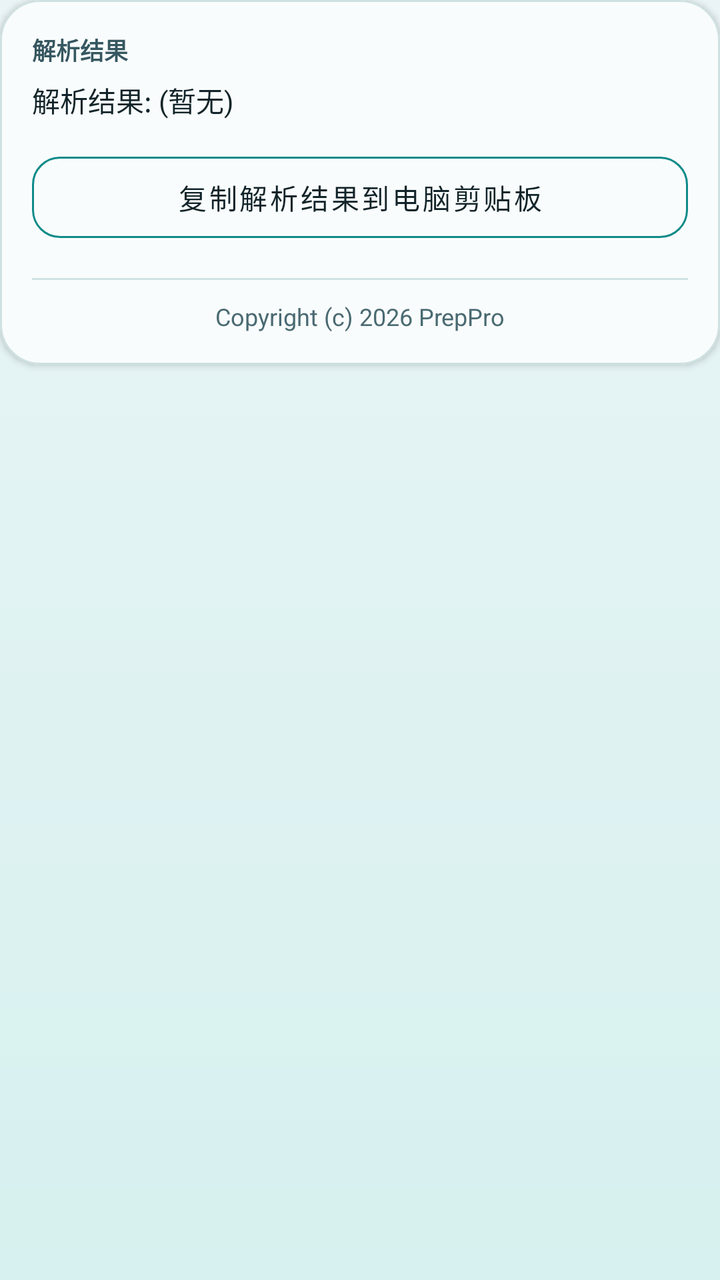
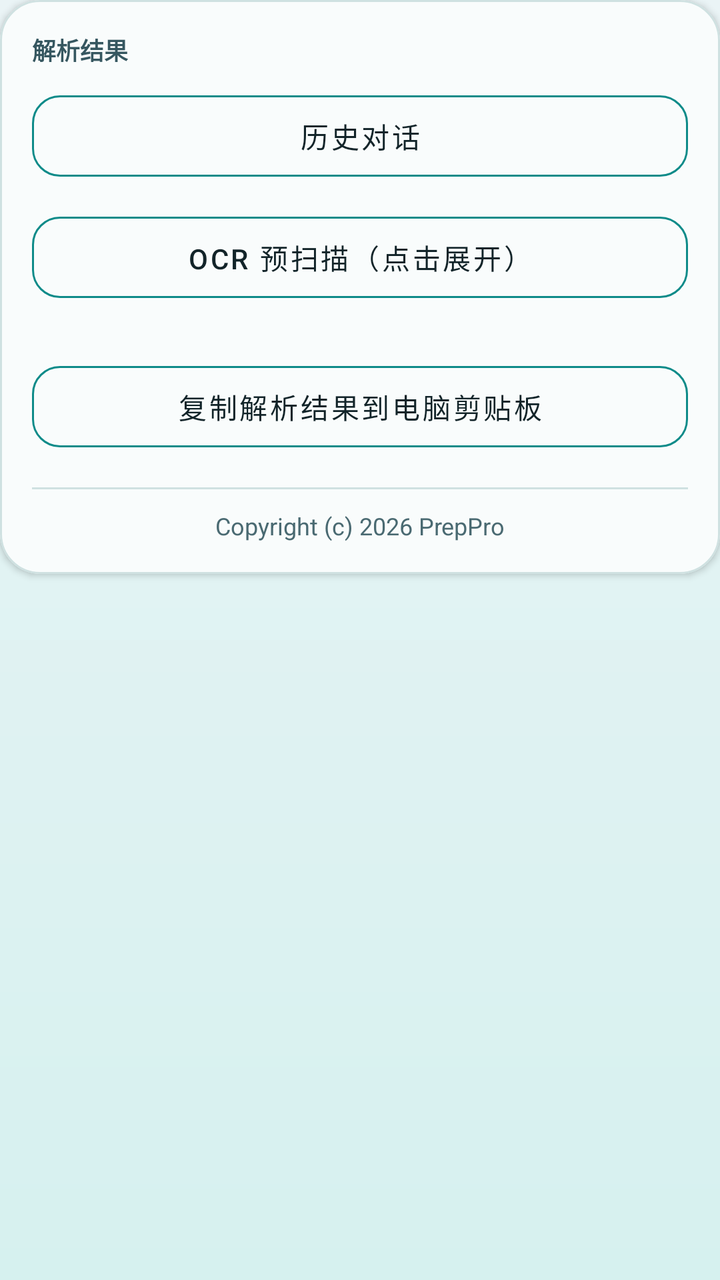

Compare the two renders of this Android layout. The source of the first and the diff that turns it into the second are given below.
<!-- AndroidManifest.xml: application theme Theme.PrepPro -->
<!-- res/layout/page_analysis.xml -->
<?xml version="1.0" encoding="utf-8"?>
<ScrollView xmlns:android="http://schemas.android.com/apk/res/android"
    xmlns:app="http://schemas.android.com/apk/res-auto"
    android:layout_width="match_parent"
    android:layout_height="match_parent"
    android:fillViewport="true">

    <LinearLayout
        android:layout_width="match_parent"
        android:layout_height="wrap_content"
        android:orientation="vertical"
        android:paddingBottom="12dp">

        <com.google.android.material.card.MaterialCardView
            android:layout_width="match_parent"
            android:layout_height="wrap_content"
            app:cardBackgroundColor="@color/surface_white"
            app:cardCornerRadius="20dp"
            app:cardElevation="2dp"
            app:strokeColor="@color/surface_stroke"
            app:strokeWidth="1dp">

            <LinearLayout
                android:layout_width="match_parent"
                android:layout_height="wrap_content"
                android:orientation="vertical"
                android:padding="16dp">

                <TextView
                    android:layout_width="match_parent"
                    android:layout_height="wrap_content"
                    android:text="解析结果"
                    android:textColor="@color/ink_700"
                    android:textSize="12sp"
                    android:textStyle="bold" />

                <TextView
                    android:id="@+id/textAnalysis"
                    android:layout_width="match_parent"
                    android:layout_height="wrap_content"
                    android:layout_marginTop="6dp"
                    android:text="解析结果: (暂无)"
                    android:textColor="@color/ink_900"
                    android:textSize="14sp" />

                <com.google.android.material.button.MaterialButton
                    android:id="@+id/buttonCopyAnalysisToPc"
                    style="@style/Widget.PrepPro.Button.Secondary"
                    android:layout_width="match_parent"
                    android:layout_height="wrap_content"
                    android:layout_marginTop="12dp"
                    android:text="复制解析结果到电脑剪贴板" />

                <View
                    android:layout_width="match_parent"
                    android:layout_height="1dp"
                    android:layout_marginTop="14dp"
                    android:background="@color/surface_stroke" />

                <TextView
                    android:layout_width="match_parent"
                    android:layout_height="wrap_content"
                    android:layout_marginTop="10dp"
                    android:gravity="center"
                        android:text="Copyright (c) 2026 PrepPro"
                    android:textColor="@color/ink_600"
                    android:textSize="12sp" />
            </LinearLayout>
        </com.google.android.material.card.MaterialCardView>

    </LinearLayout>

</ScrollView>
<!-- resources referenced by this layout -->
<resources>
  <color name="ink_600">#4A6A72</color>
  <color name="ink_700">#365760</color>
  <color name="ink_900">#122429</color>
  <color name="surface_stroke">#CFE1E1</color>
  <color name="surface_white">#F9FCFC</color>
  <style name="Widget.PrepPro.Button.Secondary" parent="Widget.MaterialComponents.Button.OutlinedButton">
          <item name="android:textAllCaps">false</item>
          <item name="cornerRadius">14dp</item>
          <item name="strokeColor">@color/accent_teal</item>
          <item name="android:textColor">@color/ink_900</item>
          <item name="android:paddingTop">10dp</item>
          <item name="android:paddingBottom">10dp</item>
      </style>
  <style name="Theme.PrepPro" parent="Theme.MaterialComponents.Light.NoActionBar">
          <item name="colorPrimary">@color/brand_cyan</item>
          <item name="colorPrimaryVariant">@color/brand_cyan_dark</item>
          <item name="colorSecondary">@color/accent_teal</item>
          <item name="android:statusBarColor">@color/background_top</item>
          <item name="android:windowBackground">@drawable/bg_app_gradient</item>
      </style>
  <color name="accent_teal">#0E8B89</color>
  <color name="brand_cyan">#0CA7A5</color>
  <color name="brand_cyan_dark">#087B79</color>
  <color name="background_top">#D6F1EF</color>
  <!-- drawable bg_app_gradient (drawable) -->
  <?xml version="1.0" encoding="utf-8"?>
  <shape xmlns:android="http://schemas.android.com/apk/res/android" android:shape="rectangle">
      <gradient
          android:angle="90"
          android:startColor="@color/background_top"
          android:endColor="@color/background_bottom" />
  </shape>
  <color name="background_bottom">#EAF4F6</color>
</resources>

<!-- the commit's change to res/layout/page_analysis.xml (unified diff, before → after) -->
@@ -34,14 +34,55 @@
                     android:textSize="12sp"
                     android:textStyle="bold" />
 
+                <com.google.android.material.button.MaterialButton
+                    android:id="@+id/buttonOpenHistory"
+                    style="@style/Widget.PrepPro.Button.Secondary"
+                    android:layout_width="match_parent"
+                    android:layout_height="wrap_content"
+                    android:layout_marginTop="8dp"
+                    android:text="历史对话" />
+
+                <com.google.android.material.button.MaterialButton
+                    android:id="@+id/buttonToggleOcr"
+                    style="@style/Widget.PrepPro.Button.Secondary"
+                    android:layout_width="match_parent"
+                    android:layout_height="wrap_content"
+                    android:layout_marginTop="8dp"
+                    android:text="OCR 预扫描（点击展开）" />
+
+                <LinearLayout
+                    android:id="@+id/layoutOcrPreview"
+                    android:layout_width="match_parent"
+                    android:layout_height="wrap_content"
+                    android:layout_marginTop="8dp"
+                    android:background="@drawable/bg_input_field"
+                    android:orientation="vertical"
+                    android:padding="10dp"
+                    android:visibility="gone">
+
+                    <TextView
+                        android:id="@+id/textOcrPreview"
+                        android:layout_width="match_parent"
+                        android:layout_height="wrap_content"
+                        android:maxLines="8"
+                        android:text="(空)"
+                        android:textColor="@color/ink_900"
+                        android:textIsSelectable="true"
+                        android:textSize="13sp" />
+                </LinearLayout>
+
+                <LinearLayout
+                    android:id="@+id/layoutConversationContainer"
+                    android:layout_width="match_parent"
+                    android:layout_height="wrap_content"
+                    android:layout_marginTop="10dp"
+                    android:orientation="vertical" />
+
                 <TextView
                     android:id="@+id/textAnalysis"
-                    android:layout_width="match_parent"
-                    android:layout_height="wrap_content"
-                    android:layout_marginTop="6dp"
-                    android:text="解析结果: (暂无)"
-                    android:textColor="@color/ink_900"
-                    android:textSize="14sp" />
+                    android:layout_width="1dp"
+                    android:layout_height="1dp"
+                    android:visibility="gone" />
 
                 <com.google.android.material.button.MaterialButton
                     android:id="@+id/buttonCopyAnalysisToPc"
<!-- resource entries referenced after the edit -->
@@ -5,6 +5,15 @@
   <color name="ink_900">#122429</color>
   <color name="surface_stroke">#CFE1E1</color>
   <color name="surface_white">#F9FCFC</color>
+  <!-- drawable bg_input_field (drawable) -->
+  <?xml version="1.0" encoding="utf-8"?>
+  <shape xmlns:android="http://schemas.android.com/apk/res/android" android:shape="rectangle">
+      <solid android:color="@color/surface_white" />
+      <corners android:radius="12dp" />
+      <stroke
+          android:width="1dp"
+          android:color="@color/surface_stroke" />
+  </shape>
   <style name="Widget.PrepPro.Button.Secondary" parent="Widget.MaterialComponents.Button.OutlinedButton">
           <item name="android:textAllCaps">false</item>
           <item name="cornerRadius">14dp</item>
